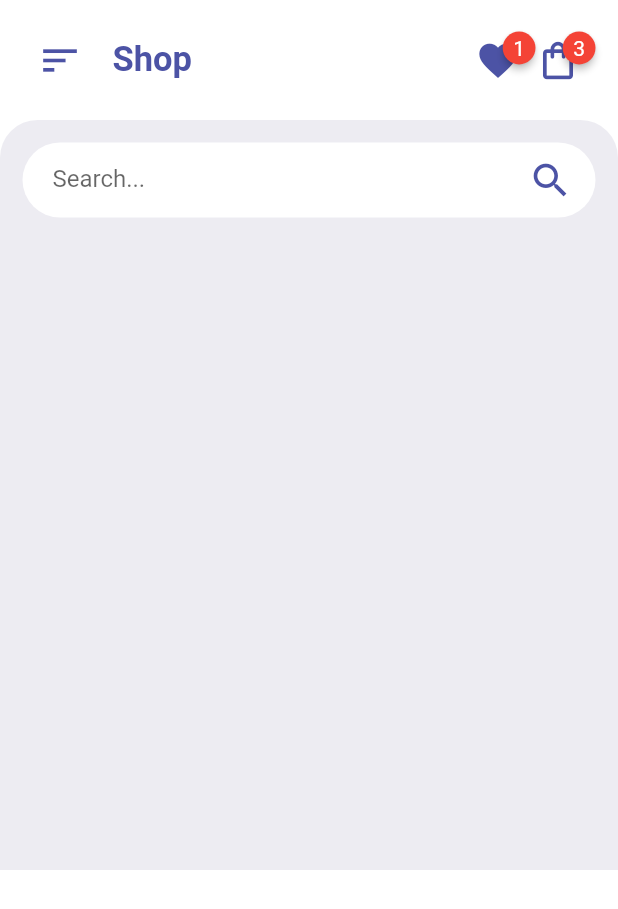
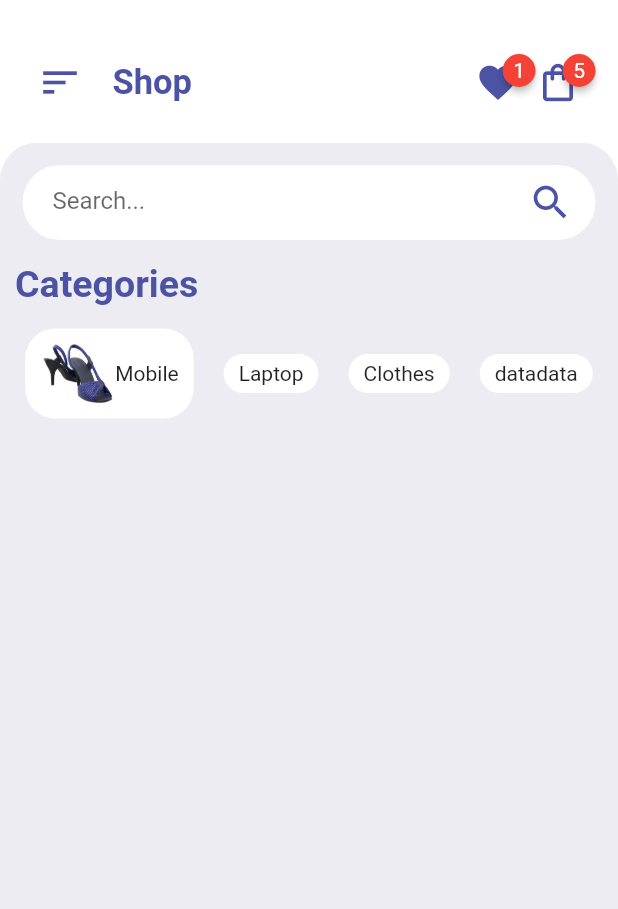
Before and after one commit to MahmoudKafrawy/FlutterEcommerce, a Flutter app: the screen it shows after launch, on a phone screen of 412 x 824 dp. Shown: the top 909 px of the screen. Run offline on Flutter 3.47's test engine with Material 2 defaults, Android fonts, the phone set to English and light mode, and no system bars; drawn by our look-alikes of badges.

Commit message:
search and categories

```diff
--- a/lib/pages/HomePage.dart
+++ b/lib/pages/HomePage.dart
@@ -1,3 +1,4 @@
+import 'package:ecommerce/widgets/CategoriesWidget.dart';
 import 'package:ecommerce/widgets/HomeAppBar.dart';
 import 'package:flutter/material.dart';
 
@@ -5,11 +6,19 @@ class HomePage extends StatelessWidget {
   @override
   Widget build(BuildContext context) {
     return Scaffold(
-      body: ListView(
+      body: Column(children: [
+        Container(
+          padding: EdgeInsets.only(top: 15),
+          child: HomeAppBar(),
+        ),
+        Flexible(
+          child: MediaQuery.removePadding(
+            context: context,
+            removeTop: true,
+            child: ListView(
               children: [
-          HomeAppBar(),
                 Container(
-            height: 500,
+                  height: 900,
                   padding: EdgeInsets.only(top: 15),
                   decoration: const BoxDecoration(
                     color: Color(0xFFedecf2),
@@ -30,31 +39,46 @@ class HomePage extends StatelessWidget {
                         ),
                         child: Row(
                           children: [
-                      Container(
+                            Flexible(
+                              child: Container(
                                 margin: EdgeInsets.only(left: 5),
                                 height: 50,
-                        width: 300,
                                 child: TextFormField(
                                   decoration: const InputDecoration(
-                              border: InputBorder.none, hintText: "Search..."),
+                                      border: InputBorder.none,
+                                      hintText: "Search..."),
                                 ),
                               ),
-                      Spacer(),
+                            ),
                             const Icon(
                               Icons.search,
-                        color: Color(
-                          0xFF4c53a5,
-                        ),
+                              color: Color(0xFF4c53a5),
                               size: 30,
                             )
+                          ],
+                        ),
+                      ),
+                      Container(
+                        alignment: Alignment.centerLeft,
+                        margin:
+                            EdgeInsets.symmetric(vertical: 15, horizontal: 10),
+                        child: Text(
+                          "Categories",
+                          style: TextStyle(
+                              fontSize: 25,
+                              color: Color(0xFF4c53a5),
+                              fontWeight: FontWeight.bold),
+                        ),
+                      ),
+                      CategoriesWidget()
                     ],
                   ),
                 ),
               ],
             ),
           ),
-        ],
         ),
+      ]),
     );
   }
 }
--- /dev/null
+++ b/lib/widgets/CategoriesWidget.dart
@@ -0,0 +1,50 @@
+import 'package:flutter/material.dart';
+
+class CategoriesWidget extends StatelessWidget {
+  @override
+  Widget build(BuildContext context) {
+    return SingleChildScrollView(
+      scrollDirection: Axis.horizontal,
+      child: Row(
+        children: [
+          Container(
+              margin: EdgeInsets.symmetric(horizontal: 10),
+              padding: EdgeInsets.symmetric(horizontal: 10, vertical: 5),
+              decoration: BoxDecoration(
+                  color: Colors.white, borderRadius: BorderRadius.circular(20)),
+              child: Row(
+                crossAxisAlignment: CrossAxisAlignment.center,
+                children: [
+                  Image.asset("images/1.png", width: 50, height: 50),
+                  Text("Mobile")
+                ],
+              )),
+          Container(
+              margin: EdgeInsets.symmetric(horizontal: 10),
+              padding: EdgeInsets.symmetric(horizontal: 10, vertical: 5),
+              decoration: BoxDecoration(
+                  color: Colors.white, borderRadius: BorderRadius.circular(20)),
+              child: Row(
+                children: [Text("Laptop")],
+              )),
+          Container(
+              margin: EdgeInsets.symmetric(horizontal: 10),
+              padding: EdgeInsets.symmetric(horizontal: 10, vertical: 5),
+              decoration: BoxDecoration(
+                  color: Colors.white, borderRadius: BorderRadius.circular(20)),
+              child: Row(
+                children: [Text("Clothes")],
+              )),
+          Container(
+              margin: EdgeInsets.symmetric(horizontal: 10),
+              padding: EdgeInsets.symmetric(horizontal: 10, vertical: 5),
+              decoration: BoxDecoration(
+                  color: Colors.white, borderRadius: BorderRadius.circular(20)),
+              child: Row(
+                children: [Text("data"), Text("data")],
+              ))
+        ],
+      ),
+    );
+  }
+}
--- a/lib/widgets/HomeAppBar.dart
+++ b/lib/widgets/HomeAppBar.dart
@@ -47,7 +47,7 @@ class HomeAppBar extends StatelessWidget {
             badgeColor: Colors.red,
             padding: EdgeInsets.all(7),
             badgeContent: Text(
-              "3",
+              "5",
               style: TextStyle(color: Colors.white),
             ),
             child: InkWell(
--- a/pubspec.yaml
+++ b/pubspec.yaml
@@ -57,8 +57,8 @@ flutter:
   uses-material-design: true
 
   # To add assets to your application, add an assets section, like this:
-  # assets:
-  #   - images/a_dot_burr.jpeg
+  assets:
+    - images/
   #   - images/a_dot_ham.jpeg
 
   # An image asset can refer to one or more resolution-specific "variants", see
```
Also changed, not shown: images/1.png (added), images/2.png (added), images/3.png (added), images/4.png (added), images/5.png (added), images/6.png (added), images/7.png (added). Lines whose indentation alone changed are shown as unchanged.
